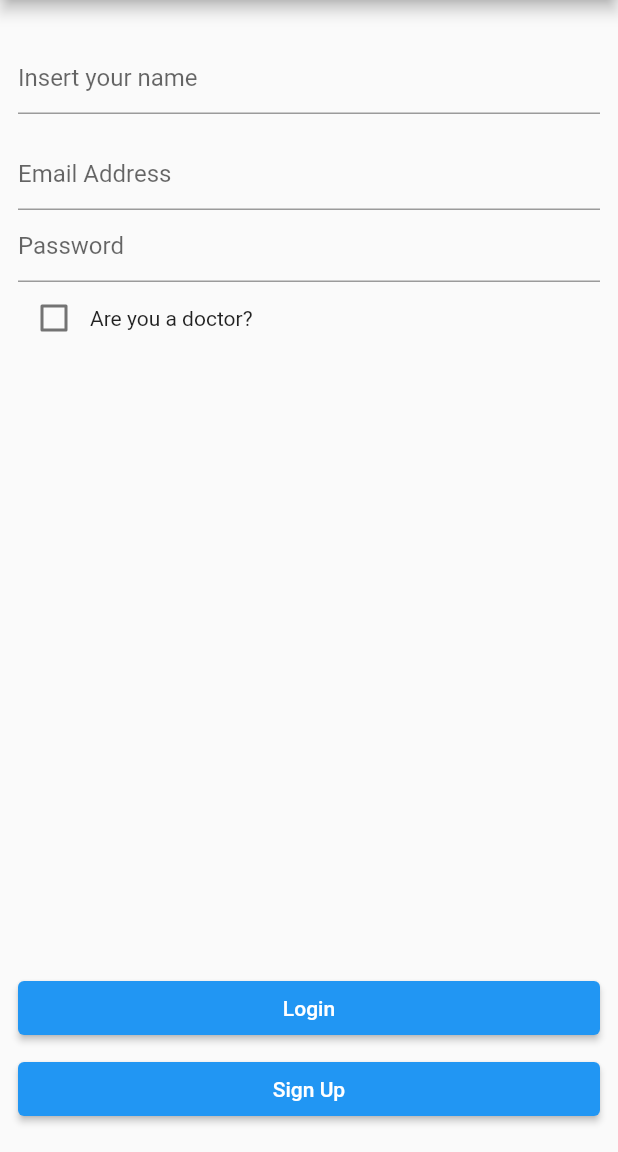
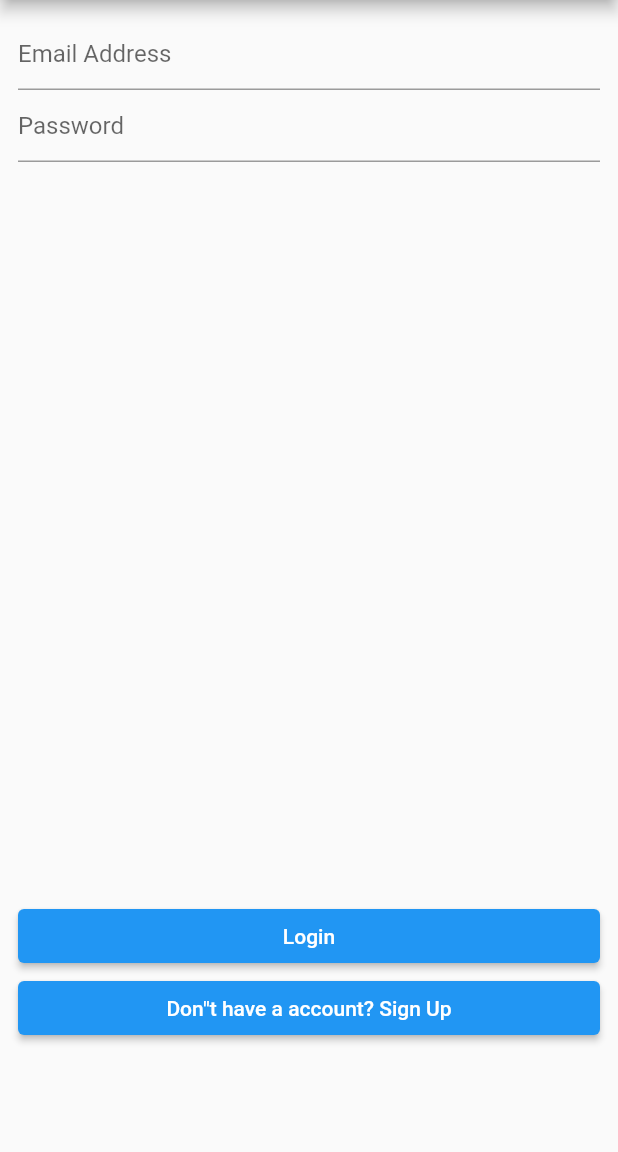
Before and after one commit to luismomm2110/meu_consult-rio, a Flutter app: the screen it shows after launch, on a phone screen of 412 x 824 dp, the part 84-1236 px from its top. Run offline on Flutter 3.47's test engine with Material 2 defaults, Android fonts, the phone set to English and light mode, and no system bars; our stand-ins replace cloud_firestore, firebase_auth, firebase_core; accounts and stored records are empty.

Commit message:
redirect to home page, but crashes in lougout. Maybe another UserDao provider?

```diff
--- a/lib/data/user_dao.dart
+++ b/lib/data/user_dao.dart
@@ -18,14 +18,10 @@ class UserDao extends ChangeNotifier {
     return auth.currentUser?.email;
   }
 
-  void signup(String email, String password, Doctor? doctor) async {
+  void signup(String email, String password) async {
     try {
       await auth.createUserWithEmailAndPassword(
           email: email, password: password);
-      if (doctor != null) {
-        DoctorDao doctorDao = DoctorDao();
-        doctorDao.saveDoctor(doctor);
-      }
       notifyListeners();
     } on FirebaseAuthException catch (e) {
       if (e.code == 'weak-password') {
--- a/lib/main.dart
+++ b/lib/main.dart
@@ -2,6 +2,7 @@ import 'package:flutter/material.dart';
 import 'package:meu_consultorio/data/doctor_dao.dart';
 import 'package:meu_consultorio/ui/home.dart';
 import 'package:firebase_core/firebase_core.dart';
+import 'package:meu_consultorio/ui/signup.dart';
 import 'package:provider/provider.dart';
 import '../data/chart_dao.dart';
 import '../data/user_dao.dart';
@@ -48,7 +49,10 @@ class MyClinic extends StatelessWidget {
               }
             },
           ),
-      ),
+          routes: {
+            '/register': (context) => SignUp(),
+            '/dashboard': (context) => Home(),
+          }),
     );
   }
 }
--- a/lib/ui/home.dart
+++ b/lib/ui/home.dart
@@ -30,7 +30,7 @@ class HomeState extends State<Home> {
 
     return Scaffold(
       appBar: AppBar(
-        title: const Text('My Clinic'),
+        title: const Text("Olguens"),
         actions: [
           IconButton(
             onPressed: () {
--- a/lib/ui/login.dart
+++ b/lib/ui/login.dart
@@ -1,9 +1,7 @@
-import 'dart:math';
-
 import 'package:flutter/material.dart';
 import 'package:flutter/services.dart';
 import 'package:flutter/widgets.dart';
-import 'package:meu_consultorio/models/doctor.dart';
+import 'package:meu_consultorio/ui/signup.dart';
 import 'package:provider/provider.dart';
 import '../data/user_dao.dart';
 
@@ -32,7 +30,7 @@ class _LoginState extends State<Login> {
 
   @override
   Widget build(BuildContext context) {
-    final userDao = Provider.of<UserDao>(context, listen: false);
+    final userDao = Provider.of<UserDao>(context, listen: true);
 
     return Scaffold(
       appBar: AppBar(
@@ -44,30 +42,6 @@ class _LoginState extends State<Login> {
           key: _formKey,
           child: Column(
             children: [
-              Row(
-                children: [
-                  const SizedBox(height: 80),
-                  Expanded(
-                    child: TextFormField(
-                      decoration: const InputDecoration(
-                        border: UnderlineInputBorder(),
-                        hintText: 'Insert your name',
-                      ),
-                      autofocus: false,
-                      keyboardType: TextInputType.name,
-                      textCapitalization: TextCapitalization.none,
-                      autocorrect: false,
-                      controller: _nameController,
-                      validator: (String? value) {
-                        if (value == null || value.isEmpty) {
-                          return 'Name Required';
-                        }
-                        return null;
-                      },
-                    ),
-                  ),
-                ],
-              ),
               Row(
                 children: [
                   SizedBox(height: 20),
@@ -118,15 +92,6 @@ class _LoginState extends State<Login> {
               Row(
                 children: [
                   const SizedBox(height: 40),
-                  Checkbox(
-                      value: this.isDoctor,
-                      activeColor: Colors.black,
-                      onChanged: (bool? value) {
-                        setState(() {
-                          this.isDoctor = value!;
-                        });
-                      }),
-                  const Text("Are you a doctor?")
                 ],
               ),
               const Spacer(),
@@ -149,28 +114,18 @@ class _LoginState extends State<Login> {
                   const SizedBox(height: 20),
                   Expanded(
                     child: ElevatedButton(
-                      onPressed: () {
-                        userDao.signup(_emailController.text,
-                            _passwordController.text, _createDoctor());
-                      },
-                      child: const Text('Sign Up'),
-                    ),
+                        child: const Text(r'Don"t have a account? Sign Up'),
+                        onPressed: () {
+                          Navigator.pushReplacementNamed(context, '/register');
+                        }),
                   ),
-                  const SizedBox(height: 60),
                 ],
               ),
+              const SizedBox(height: 60),
             ],
           ),
         ),
       ),
     );
   }
-
-  Doctor _createDoctor() {
-    Doctor doctor = Doctor(
-        name: _nameController.text,
-        email: _emailController.text,
-        medicalId: 'CRM' + (Random().nextInt(900000) + 100000).toString());
-    return doctor;
-  }
 }
```
Also changed, not shown: lib/ui/signup.dart (+180 -0 lines). Lines whose indentation alone changed are shown as unchanged.
